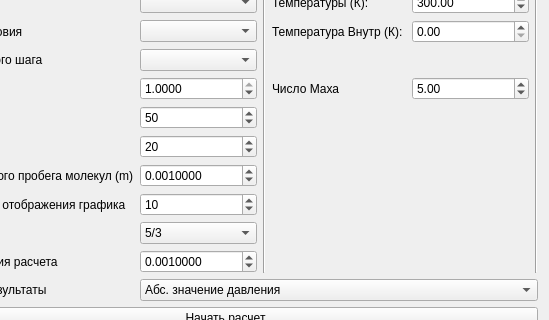
aspexs/FVMNS, file widget.ui: the form before one commit; both pictures show x 606 to 1155 and y 117 to 437 of the 1155 by 866 pixel window.
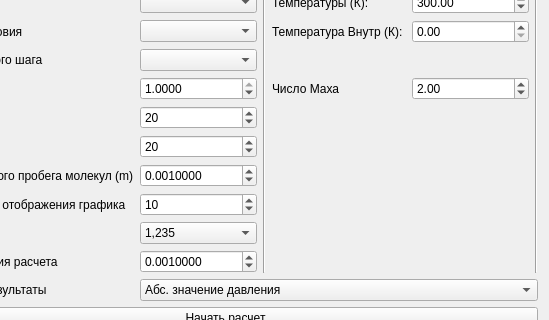
The form after the commit.

What changed in the file:
```diff
--- a/widget.ui
+++ b/widget.ui
@@ -264,6 +264,9 @@
    </item>
    <item row="12" column="5">
     <widget class="QComboBox" name="comboBox_gamma">
+     <property name="currentIndex">
+      <number>2</number>
+     </property>
      <item>
       <property name="text">
        <string>5/3</string>
@@ -479,7 +482,7 @@
       <number>1000</number>
      </property>
      <property name="value">
-      <number>50</number>
+      <number>20</number>
      </property>
     </widget>
    </item>
@@ -550,7 +553,7 @@
    <item row="7" column="8">
     <widget class="QDoubleSpinBox" name="doubleSpinBox_ma">
      <property name="value">
-      <double>5.000000000000000</double>
+      <double>2.000000000000000</double>
      </property>
     </widget>
    </item>
```
